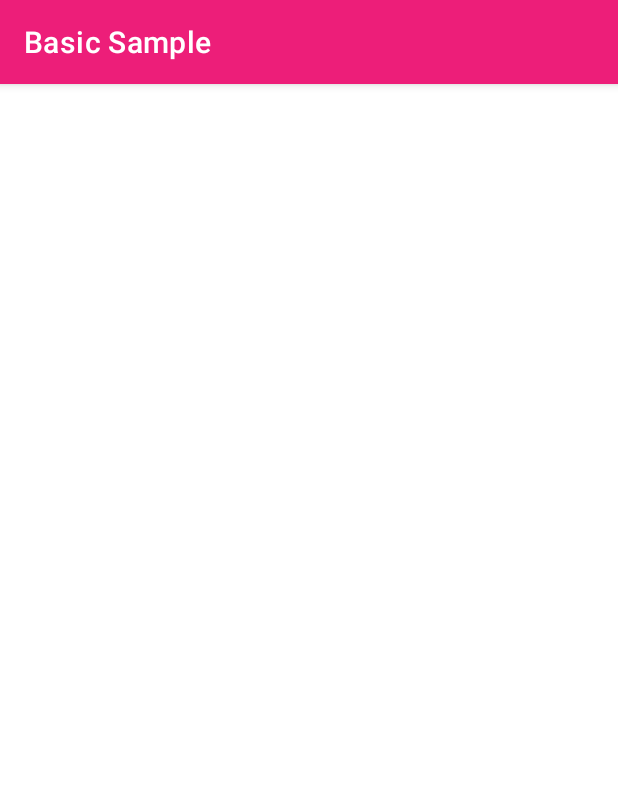
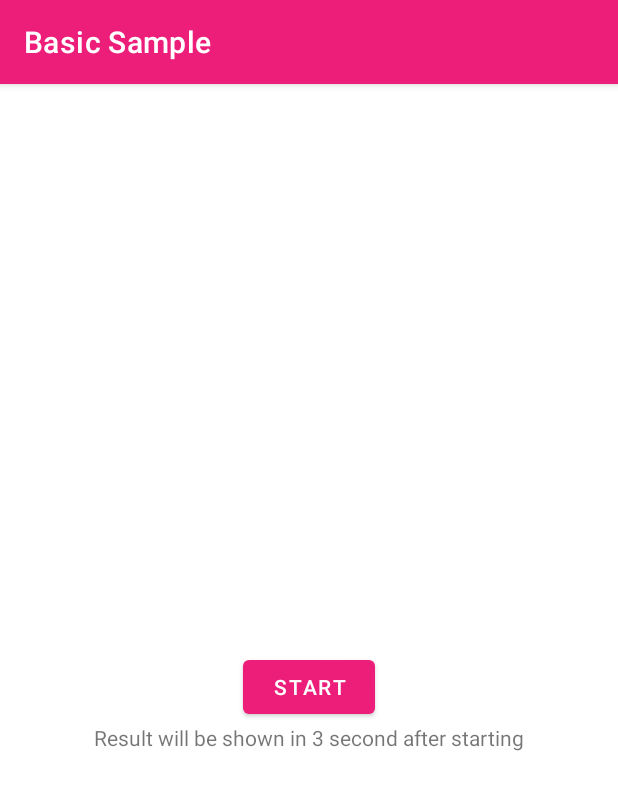
Before and after one commit to deeplyinc/listen-sdk-android-samples, an Android app: the SimpleDeeplyRecorderActivity screen opened directly, with no data from a screen before it, on a phone screen of 412 x 824 dp. Shown: the top 790 px of the screen. Run offline under Robolectric (Android 15) with nearby library versions, the phone set to English and light mode, and no system bars; our stand-ins replace data binding; 3 statements that could not run were skipped.

Commit message:
feat: implement SimpleDeeplyRecorderActivity example

```diff
--- a/BasicSample/app/build.gradle
+++ b/BasicSample/app/build.gradle
@@ -36,7 +36,7 @@ android {
 
 dependencies {
     debugImplementation "com.deeplyinc.listen.sdk:listen:local"
-    implementation 'com.deeplyinc.recorder:recorder:0.1.1'
+    implementation 'com.deeplyinc.recorder:recorder:0.1.2'
 
     implementation 'androidx.core:core-ktx:1.8.0'
     implementation 'androidx.appcompat:appcompat:1.4.2'
--- a/BasicSample/app/src/main/res/layout/activity_simple_deeply_recorder.xml
+++ b/BasicSample/app/src/main/res/layout/activity_simple_deeply_recorder.xml
@@ -8,6 +8,42 @@
         android:layout_width="match_parent"
         android:layout_height="match_parent">
 
+        <LinearLayout
+            android:layout_width="wrap_content"
+            android:layout_height="wrap_content"
+            android:gravity="center"
+            android:orientation="vertical"
+            app:layout_constraintTop_toTopOf="parent"
+            app:layout_constraintBottom_toBottomOf="parent"
+            app:layout_constraintStart_toStartOf="parent"
+            app:layout_constraintEnd_toEndOf="parent">
+
+            <TextView
+                android:id="@+id/event"
+                android:layout_width="wrap_content"
+                android:layout_height="wrap_content"
+                android:textSize="20sp"/>
+
+            <TextView
+                android:id="@+id/confidence"
+                android:layout_width="wrap_content"
+                android:layout_height="wrap_content"
+                android:textSize="20sp" />
+
+            <Button
+                android:id="@+id/start"
+                android:layout_width="wrap_content"
+                android:layout_height="wrap_content"
+                android:text="Start" />
+
+            <TextView
+                android:layout_width="wrap_content"
+                android:layout_height="wrap_content"
+                android:text="Result will be shown in 3 second after starting"
+                android:textSize="14sp" />
+
+        </LinearLayout>
+
     </androidx.constraintlayout.widget.ConstraintLayout>
 
 </layout>
```
Also changed, not shown: BasicSample/app/src/main/java/com/deeplyinc/listen/samples/basic/simpledeeplyrecorder/SimpleDeeplyRecorderActivity.kt (+76 -1 lines).
